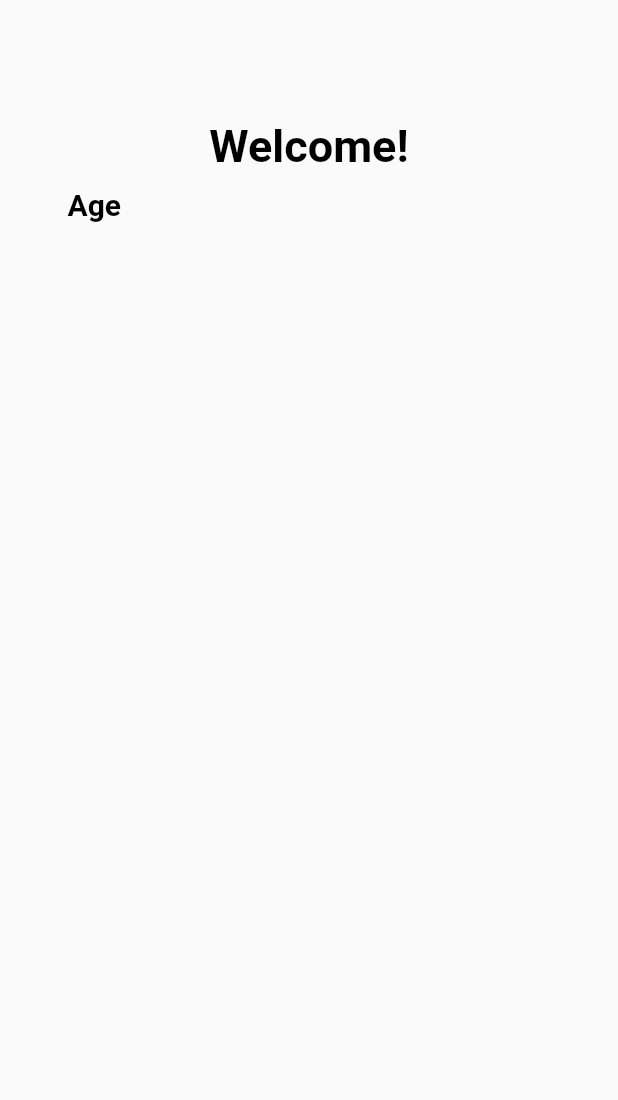
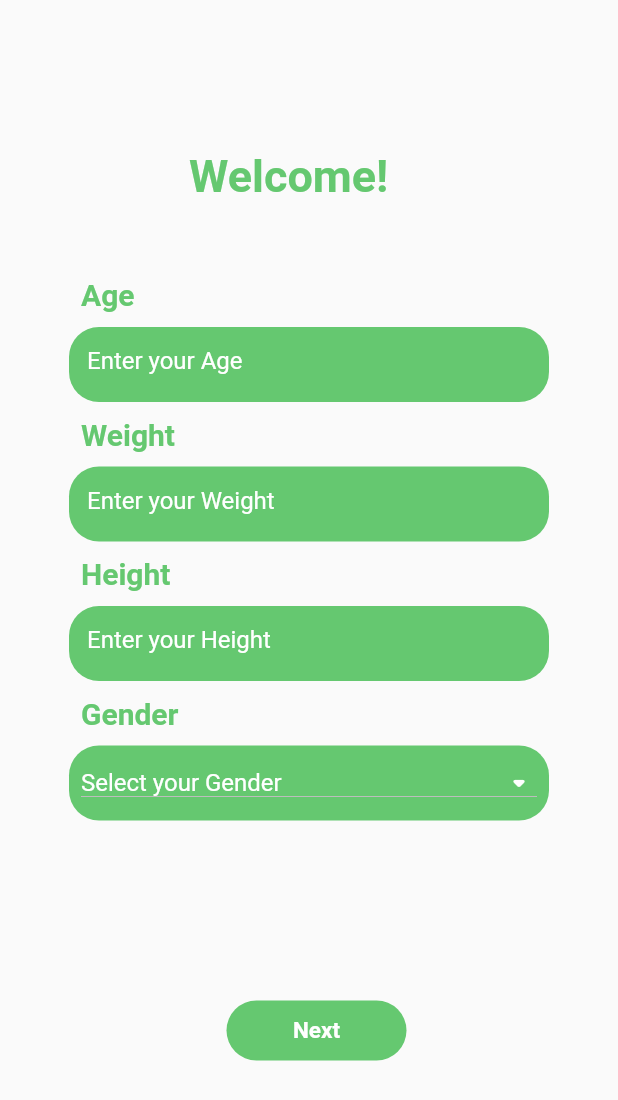
Before and after one commit to MajdAlfi/Workaholic, a Flutter app: the screen it shows after launch, on a phone screen of 412 x 824 dp. Shown: the top 1100 px of the screen. Run offline on Flutter 3.47's test engine with Material 2 defaults, Android fonts, the light colour scheme and no system bars.

Commit message:
Collecting data Screen Design

```diff
--- /dev/null
+++ b/lib/Screens/DataCollector1.dart
@@ -0,0 +1,236 @@
+import 'package:flutter/material.dart';
+
+import 'DataCollector2.dart';
+
+class MyApp extends StatefulWidget {
+  @override
+  State<MyApp> createState() => _MyAppState();
+}
+
+class _MyAppState extends State<MyApp> {
+  var Gender = ["Select your Gender", "Male", "Female"]
+      .map<DropdownMenuItem<String>>((String limitX) {
+    return DropdownMenuItem(
+        child: Text(
+          limitX,
+          style: TextStyle(color: Colors.white),
+        ),
+        value: limitX);
+  }).toList();
+  var DefaultG = "Select your Gender";
+
+  @override
+  Widget build(BuildContext context) {
+    return MaterialApp(
+        routes: {
+          '/second': (context) => DataCollector2(),
+        },
+        home: Builder(
+          builder: (context) => Scaffold(
+            resizeToAvoidBottomInset: false,
+            body: Row(
+              mainAxisAlignment: MainAxisAlignment.center,
+              crossAxisAlignment: CrossAxisAlignment.center,
+              children: [
+                SizedBox(
+                  height: 80,
+                ),
+                Column(
+                  crossAxisAlignment: CrossAxisAlignment.start,
+                  children: [
+                    SizedBox(
+                      height: 100,
+                    ),
+                    Padding(
+                      padding: const EdgeInsets.only(left: 80.0),
+                      child: Text(
+                        "Welcome!",
+                        style: TextStyle(
+                            fontWeight: FontWeight.bold,
+                            color: Color.fromARGB(255, 101, 200, 112),
+                            fontSize: 30),
+                      ),
+                    ),
+                    SizedBox(
+                      height: 50,
+                    ),
+                    Padding(
+                      padding: const EdgeInsets.only(left: 8.0),
+                      child: Text(
+                        "Age",
+                        style: TextStyle(
+                            fontWeight: FontWeight.bold,
+                            color: Color.fromARGB(255, 101, 200, 112),
+                            fontSize: 20),
+                      ),
+                    ),
+                    SizedBox(
+                      height: 10,
+                    ),
+                    Container(
+                      width: 320,
+                      height: 50,
+                      child: TextField(
+                        keyboardType: TextInputType.number,
+                        autofocus: false,
+                        style: TextStyle(color: Colors.white),
+                        decoration: InputDecoration(
+                            border: OutlineInputBorder(
+                              borderRadius: BorderRadius.circular(20.0),
+                              borderSide:
+                                  BorderSide(width: 0, style: BorderStyle.none),
+                            ),
+                            filled: true,
+                            hintText: "Enter your Age",
+                            hintStyle: TextStyle(color: Colors.white),
+                            fillColor: Color.fromARGB(255, 101, 200, 112)),
+                        cursorColor: Colors.white,
+                      ),
+                    ),
+                    SizedBox(
+                      height: 10,
+                    ),
+                    Padding(
+                      padding: const EdgeInsets.only(left: 8.0),
+                      child: Text(
+                        "Weight",
+                        style: TextStyle(
+                            fontWeight: FontWeight.bold,
+                            color: Color.fromARGB(255, 101, 200, 112),
+                            fontSize: 20),
+                      ),
+                    ),
+                    SizedBox(
+                      height: 10,
+                    ),
+                    Container(
+                      width: 320,
+                      height: 50,
+                      child: TextField(
+                        keyboardType: TextInputType.number,
+                        autofocus: false,
+                        style: TextStyle(color: Colors.white),
+                        decoration: InputDecoration(
+                            border: OutlineInputBorder(
+                              borderRadius: BorderRadius.circular(20.0),
+                              borderSide:
+                                  BorderSide(width: 0, style: BorderStyle.none),
+                            ),
+                            filled: true,
+                            hintText: "Enter your Weight",
+                            hintStyle: TextStyle(color: Colors.white),
+                            fillColor: Color.fromARGB(255, 101, 200, 112)),
+                        cursorColor: Colors.white,
+                      ),
+                    ),
+                    SizedBox(
+                      height: 10,
+                    ),
+                    Padding(
+                      padding: const EdgeInsets.only(left: 8.0),
+                      child: Text(
+                        "Height",
+                        style: TextStyle(
+                            fontWeight: FontWeight.bold,
+                            color: Color.fromARGB(255, 101, 200, 112),
+                            fontSize: 20),
+                      ),
+                    ),
+                    SizedBox(
+                      height: 10,
+                    ),
+                    Container(
+                      width: 320,
+                      height: 50,
+                      child: TextField(
+                        keyboardType: TextInputType.number,
+                        autofocus: false,
+                        style: TextStyle(color: Colors.white),
+                        decoration: InputDecoration(
+                            border: OutlineInputBorder(
+                              borderRadius: BorderRadius.circular(20.0),
+                              borderSide:
+                                  BorderSide(width: 0, style: BorderStyle.none),
+                            ),
+                            filled: true,
+                            hintText: "Enter your Height",
+                            hintStyle: TextStyle(color: Colors.white),
+                            fillColor: Color.fromARGB(255, 101, 200, 112)),
+                        cursorColor: Colors.white,
+                      ),
+                    ),
+                    SizedBox(
+                      height: 10,
+                    ),
+                    Padding(
+                      padding: const EdgeInsets.only(left: 8.0),
+                      child: Text(
+                        "Gender",
+                        style: TextStyle(
+                            fontWeight: FontWeight.bold,
+                            color: Color.fromARGB(255, 101, 200, 112),
+                            fontSize: 20),
+                      ),
+                    ),
+                    SizedBox(
+                      height: 10,
+                    ),
+                    Container(
+                        width: 320,
+                        height: 50,
+                        decoration: BoxDecoration(
+                            color: Color.fromARGB(255, 101, 200, 112),
+                            borderRadius:
+                                BorderRadius.all(Radius.circular(20))),
+                        child: Padding(
+                          padding: const EdgeInsets.all(8.0),
+                          child: DropdownButton(
+                              isExpanded: true,
+                              icon: Icon(Icons.arrow_drop_down_rounded),
+                              iconEnabledColor: Colors.white,
+                              items: Gender,
+                              hint: Text("Select your Gender"),
+                              value: DefaultG,
+                              borderRadius:
+                                  BorderRadius.all(Radius.circular(20)),
+                              dropdownColor: Color.fromARGB(255, 101, 200, 112),
+                              onChanged: (String? newValue) {
+                                setState(() {
+                                  DefaultG = newValue!;
+                                });
+                              }),
+                        )),
+                    SizedBox(
+                      height: 120,
+                    ),
+                    Padding(
+                      padding: const EdgeInsets.only(left: 105.0),
+                      child: Container(
+                        height: 40,
+                        width: 120,
+                        decoration: BoxDecoration(
+                            borderRadius: BorderRadius.all(Radius.circular(20)),
+                            color: Color.fromARGB(255, 101, 200, 112)),
+                        child: TextButton(
+                            onPressed: () => Push(context),
+                            child: Text(
+                              "Next",
+                              style: TextStyle(
+                                  color: Colors.white,
+                                  fontWeight: FontWeight.bold,
+                                  fontSize: 15),
+                            )),
+                      ),
+                    )
+                  ],
+                ),
+              ],
+            ),
+          ),
+        ));
+  }
+}
+
+void Push(BuildContext context) {
+  Navigator.pushNamed(context, '/second');
+}
--- a/lib/main.dart
+++ b/lib/main.dart
@@ -1,51 +1,10 @@
 import 'package:flutter/material.dart';
+import 'package:flutter/src/material/input_decorator.dart';
+import 'package:flutter/src/rendering/box.dart';
+import 'package:workout_app/Screens/DataCollector2.dart';
+
+import 'Screens/DataCollector1.dart';
 
 void main() {
   runApp(MyApp());
 }
-
-class MyApp extends StatelessWidget {
-  @override
-  Widget build(BuildContext context) {
-    return MaterialApp(
-      home: Scaffold(
-        body: Column(
-          children: [
-            SizedBox(
-              height: 80,
-            ),
-            Row(
-              mainAxisAlignment: MainAxisAlignment.center,
-              children: [
-                Text(
-                  "Welcome!",
-                  style: TextStyle(
-                      fontWeight: FontWeight.bold,
-                      color: Colors.black,
-                      fontSize: 30),
-                ),
-              ],
-            ),
-            SizedBox(
-              height: 10,
-            ),
-            Padding(
-              padding: const EdgeInsets.only(left: 45.0),
-              child: Row(
-                children: [
-                  Text(
-                    "Age",
-                    style: TextStyle(
-                        fontWeight: FontWeight.bold,
-                        color: Colors.black,
-                        fontSize: 20),
-                  ),
-                ],
-              ),
-            ),
-          ],
-        ),
-      ),
-    );
-  }
-}
```
Also changed, not shown: lib/Screens/DataCollector2.dart (added, +168 -0 lines), 1 other file.
